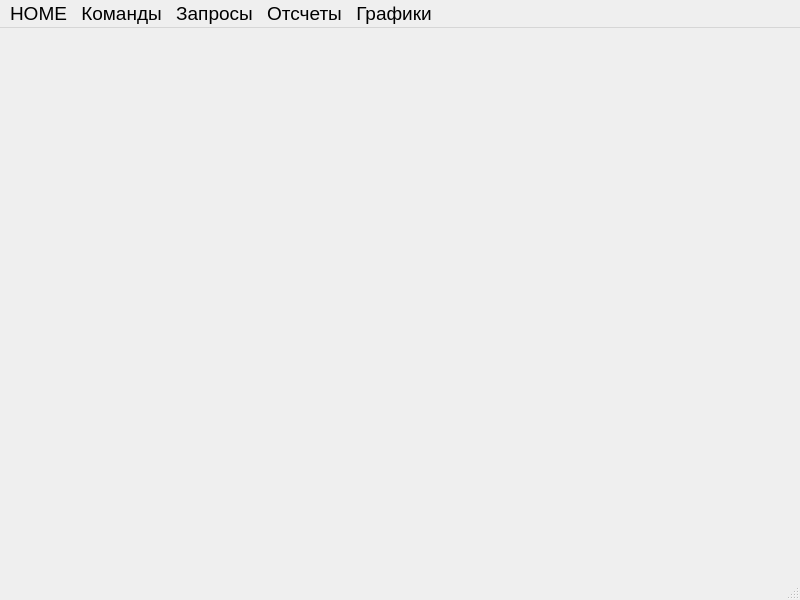
Old version of the form view/mainwindow.ui in the repository waitskoro/APS.
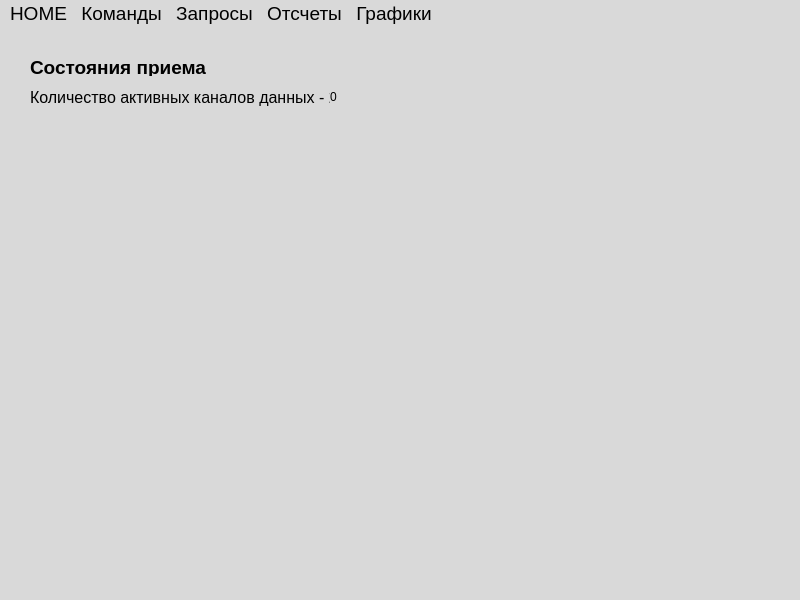
New version of the form.

Commit message: feat: Состояния приема, реализация первого инф. блока

The edit to the form file:
```diff
--- a/view/mainwindow.ui
+++ b/view/mainwindow.ui
@@ -13,6 +13,9 @@
   <property name="windowTitle">
    <string>MainWindow</string>
   </property>
+  <property name="styleSheet">
+   <string notr="true">background-color: rgb(217, 217, 217);</string>
+  </property>
   <widget class="QWidget" name="centralwidget">
    <widget class="QWidget" name="horizontalLayoutWidget">
     <property name="geometry">
@@ -23,8 +26,70 @@
       <height>361</height>
      </rect>
     </property>
+    <property name="styleSheet">
+     <string notr="true">color: rgb(0, 0, 0);</string>
+    </property>
     <layout class="QHBoxLayout" name="horizontalLayout"/>
    </widget>
+   <widget class="QLabel" name="label">
+    <property name="geometry">
+     <rect>
+      <x>30</x>
+      <y>30</y>
+      <width>181</width>
+      <height>18</height>
+     </rect>
+    </property>
+    <property name="font">
+     <font>
+      <pointsize>14</pointsize>
+      <bold>true</bold>
+     </font>
+    </property>
+    <property name="styleSheet">
+     <string notr="true">color: rgb(0, 0, 0);</string>
+    </property>
+    <property name="text">
+     <string>Состояния приема</string>
+    </property>
+   </widget>
+   <widget class="QLabel" name="label_2">
+    <property name="geometry">
+     <rect>
+      <x>30</x>
+      <y>60</y>
+      <width>301</width>
+      <height>18</height>
+     </rect>
+    </property>
+    <property name="font">
+     <font>
+      <pointsize>12</pointsize>
+     </font>
+    </property>
+    <property name="styleSheet">
+     <string notr="true">color: rgb(0, 0, 0);</string>
+    </property>
+    <property name="text">
+     <string>Количество активных каналов данных - 2</string>
+    </property>
+   </widget>
+   <widget class="QLabel" name="activeChannel">
+    <property name="geometry">
+     <rect>
+      <x>330</x>
+      <y>60</y>
+      <width>66</width>
+      <height>18</height>
+     </rect>
+    </property>
+    <property name="styleSheet">
+     <string notr="true">color: rgb(0, 0, 0);</string>
+    </property>
+    <property name="text">
+     <string>0</string>
+    </property>
+   </widget>
   </widget>
   <widget class="QMenuBar" name="menubar">
    <property name="geometry">
@@ -47,6 +112,9 @@
      <underline>false</underline>
     </font>
    </property>
+   <property name="styleSheet">
+    <string notr="true">color: rgb(0, 0, 0);</string>
+   </property>
    <widget class="QMenu" name="menuHOME">
     <property name="title">
      <string>HOME</string>
```
The commit also changes 10 other files.
